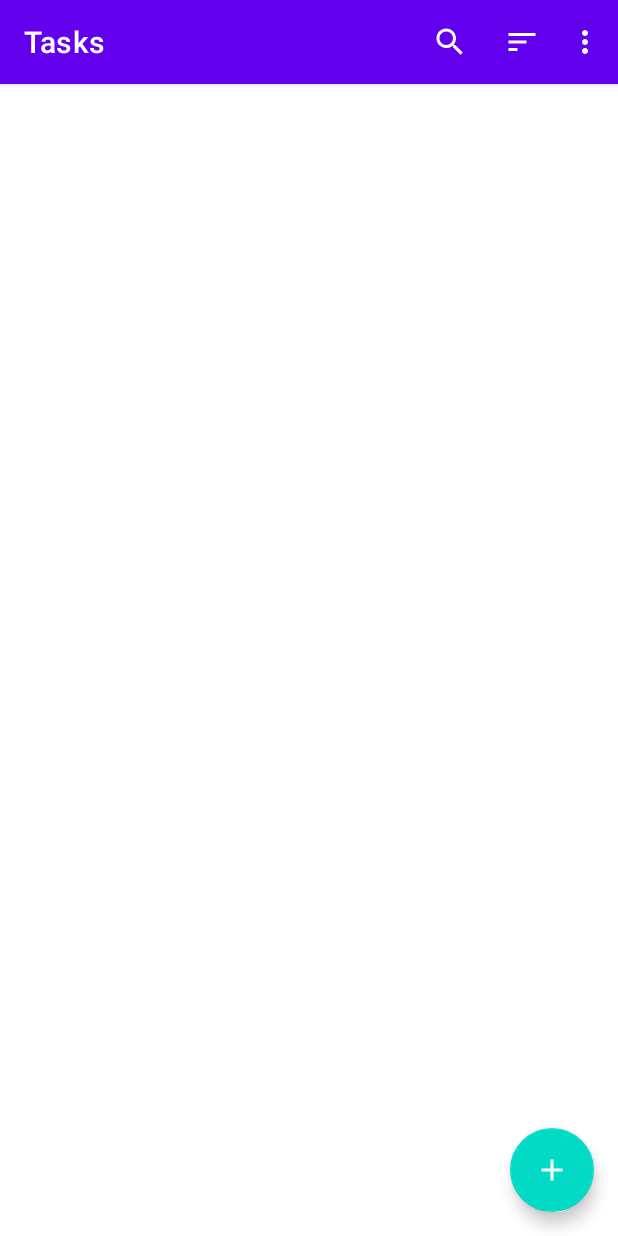
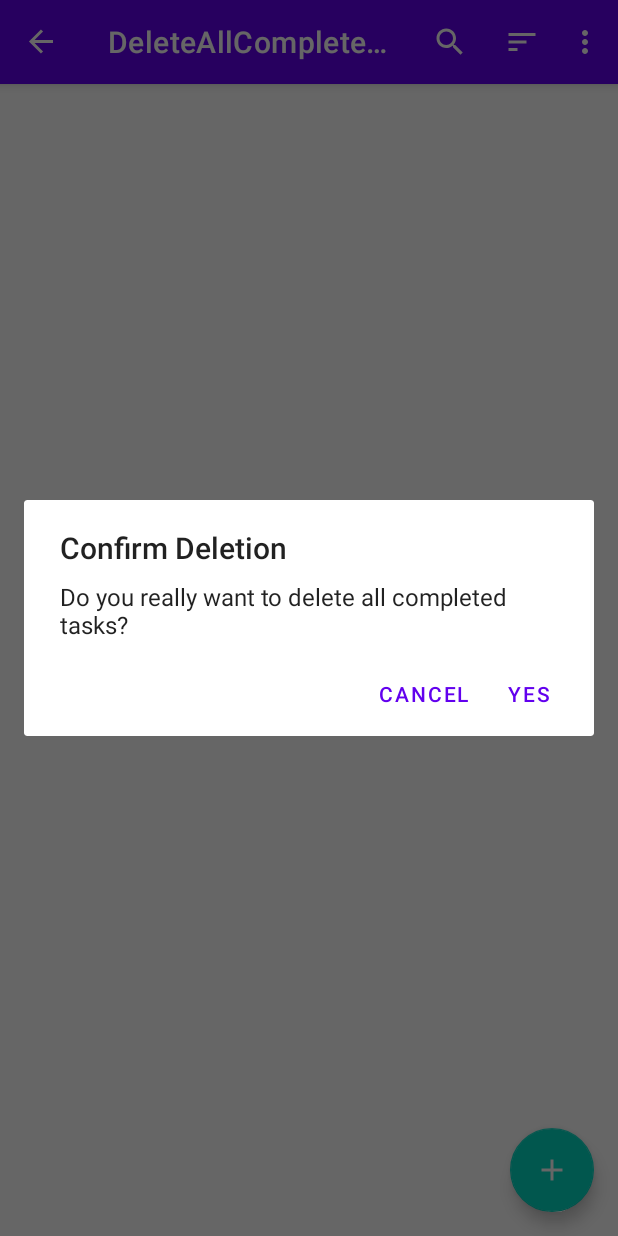
Before and after one commit to Valnati/TodoApp, an Android app: the screen it shows after launch (MainActivity), in the options menu, after a tap on "Delete all completed", on a phone screen of 412 x 824 dp. Run offline under Robolectric (Android 15) with nearby library versions, the phone set to English and light mode, and no system bars; our stand-ins replace Dagger/Hilt's generated code, Room's generated code, navigation-ui; libraries missing offline, so code that uses them is left out: androidx.datastore.preferences, androidx.hilt, androidx.hilt.lifecycle; 2 statements that could not run were skipped.

Commit message:
delete all completed tasks popup exists, implemented, survives rotation

```diff
--- a/app/src/main/java/com/codinginflow/mvvmtodo/data/TaskDao.kt
+++ b/app/src/main/java/com/codinginflow/mvvmtodo/data/TaskDao.kt
@@ -29,6 +29,10 @@ interface TaskDao {
 
     @Delete
     suspend fun delete(task: Task)
+
+    //custom query for deleting everything
+    @Query( "DELETE FROM task_table WHERE completed = 1")
+    suspend fun deleteCompletedTasks()
 }
 
 //suspend is part of coroutines - allows for thread switching
--- /dev/null
+++ b/app/src/main/java/com/codinginflow/mvvmtodo/ui/deleteallcompleted/DeleteAllCompletedDialogFragment.kt
@@ -0,0 +1,25 @@
+package com.codinginflow.mvvmtodo.ui.deleteallcompleted
+
+import android.app.Dialog
+import android.os.Bundle
+import androidx.appcompat.app.AlertDialog
+import androidx.fragment.app.DialogFragment
+import androidx.fragment.app.viewModels
+import dagger.hilt.android.AndroidEntryPoint
+
+//whenever building a viewModel, use daggerhilt's injection dependency
+@AndroidEntryPoint
+class DeleteAllCompletedDialogFragment : DialogFragment() {
+
+    private val viewModel: DeleteAllCompletedViewModel by viewModels()
+    override fun onCreateDialog(savedInstanceState: Bundle?): Dialog =
+        AlertDialog.Builder(requireContext())
+            .setTitle("Confirm Deletion")
+            .setMessage("Do you really want to delete all completed tasks?")
+            .setNegativeButton("Cancel", null)
+            .setPositiveButton("Yes") { _, _ ->
+                //trailing lambda syntax, call viewModel and its confirm button method
+                viewModel.onConfirmClicked()
+            }
+            .create()
+}
--- /dev/null
+++ b/app/src/main/java/com/codinginflow/mvvmtodo/ui/deleteallcompleted/DeleteAllCompletedViewModel.kt
@@ -0,0 +1,21 @@
+package com.codinginflow.mvvmtodo.ui.deleteallcompleted
+
+import androidx.hilt.lifecycle.ViewModelInject
+import androidx.lifecycle.ViewModel
+import com.codinginflow.mvvmtodo.data.TaskDao
+import com.codinginflow.mvvmtodo.di.ApplicationScope
+import kotlinx.coroutines.CoroutineScope
+import kotlinx.coroutines.launch
+
+//need application scope in case viewModel is removed from memory
+//a smaller scope could remove this viewModel and its command before
+// it calls for an update to the database
+class DeleteAllCompletedViewModel @ViewModelInject constructor(
+    private val taskDao: TaskDao,
+    @ApplicationScope private val applicationScope: CoroutineScope
+) : ViewModel() {
+
+    fun onConfirmClicked() = applicationScope.launch {
+        taskDao.deleteCompletedTasks()
+    }
+}
--- a/app/src/main/java/com/codinginflow/mvvmtodo/ui/tasks/TasksFragment.kt
+++ b/app/src/main/java/com/codinginflow/mvvmtodo/ui/tasks/TasksFragment.kt
@@ -120,6 +120,10 @@ class TasksFragment : Fragment(R.layout.fragment_tasks), TasksAdapter.OnItemClic
                     is TasksViewModel.TasksEvent.ShowTaskSavedConfirmationMessage -> {
                         Snackbar.make(requireView(), event.msg, Snackbar.LENGTH_SHORT).show()
                     }
+                    TasksViewModel.TasksEvent.NavigateToDeleteAllCompletedScreen -> {
+                        val action = TasksFragmentDirections.actionGlobalDeleteAllCompletedDialogFragment()
+                        findNavController().navigate(action)
+                    }
                 }.exhaustive
             }
         }
@@ -178,10 +182,11 @@ class TasksFragment : Fragment(R.layout.fragment_tasks), TasksAdapter.OnItemClic
                 true
             }
             R.id.action_delete_all_completed_tasks -> {
+                viewModel.onDeleteAllCompletedClick()
 
                 true
             }
-            //click is not handled; required
+            //click is somehow not handled; required
             else -> super.onOptionsItemSelected(item)
         }
     }
--- a/app/src/main/java/com/codinginflow/mvvmtodo/ui/tasks/TasksViewModel.kt
+++ b/app/src/main/java/com/codinginflow/mvvmtodo/ui/tasks/TasksViewModel.kt
@@ -122,6 +122,10 @@ class TasksViewModel @ViewModelInject constructor(
         tasksEventChannel.send(TasksEvent.ShowTaskSavedConfirmationMessage(s))
     }
 
+    fun onDeleteAllCompletedClick() = viewModelScope.launch {
+        tasksEventChannel.send(TasksEvent.NavigateToDeleteAllCompletedScreen)
+    }
+
     //this will govern the different events that can be sent
     sealed class  TasksEvent {
         //data class extends sealed class, allows for nonexhaustive when statement later
@@ -132,5 +136,6 @@ class TasksViewModel @ViewModelInject constructor(
         data class ShowTaskSavedConfirmationMessage(val msg: String) :TasksEvent()
         //singleton of fab button click to newTask
         object NavigateToAddTaskScreen: TasksEvent()
+        object NavigateToDeleteAllCompletedScreen: TasksEvent()
     }
 }
--- a/app/src/main/res/navigation/nav_graph.xml
+++ b/app/src/main/res/navigation/nav_graph.xml
@@ -28,4 +28,8 @@
             android:name="title"
             app:argType="string" />
     </fragment>
+    <dialog
+        android:id="@+id/deleteAllCompletedDialogFragment"
+        android:name="com.codinginflow.mvvmtodo.ui.deleteallcompleted.DeleteAllCompletedDialogFragment"
+        android:label="DeleteAllCompletedDialogFragment" /><action android:id="@+id/action_global_deleteAllCompletedDialogFragment" app:destination="@id/deleteAllCompletedDialogFragment"/>
 </navigation>
```
